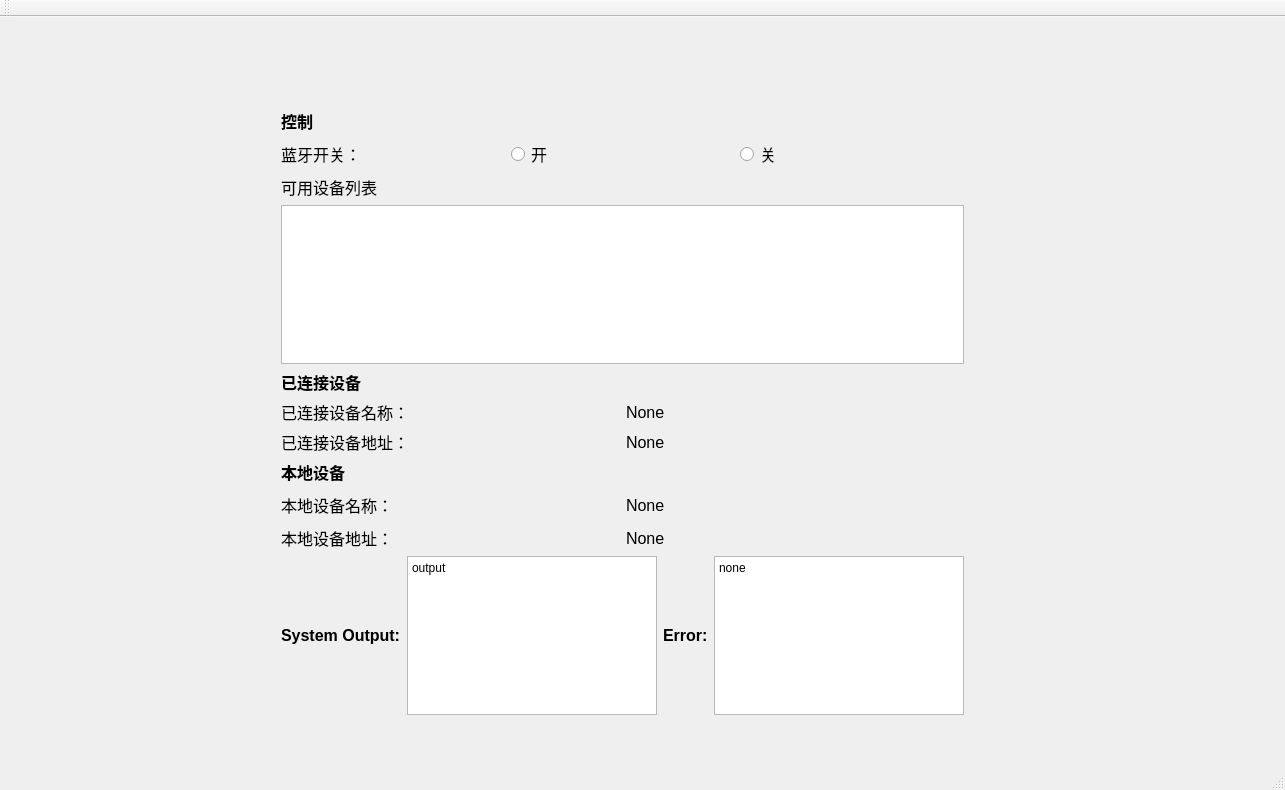
Above: BLUETOOTH/mainwindow.ui from Chamico/Bluetooth-for-HC05 before the change. Below: the same form after it.
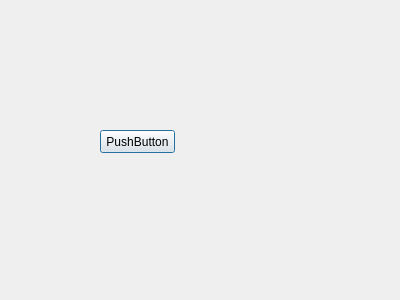
That is the form after the change.

Patch:
```diff
--- a/BLUETOOTH/mainwindow.ui
+++ b/BLUETOOTH/mainwindow.ui
@@ -1,361 +1,32 @@
 <?xml version="1.0" encoding="UTF-8"?>
 <ui version="4.0">
- <class>MainWindow</class>
- <widget class="QMainWindow" name="MainWindow">
+ <class>Dialog</class>
+ <widget class="QDialog" name="Dialog">
   <property name="geometry">
    <rect>
     <x>0</x>
     <y>0</y>
-    <width>1285</width>
-    <height>790</height>
+    <width>400</width>
+    <height>300</height>
    </rect>
   </property>
   <property name="windowTitle">
    <string>MainWindow</string>
   </property>
-  <widget class="QWidget" name="centralWidget">
-   <widget class="QWidget" name="">
-    <property name="geometry">
-     <rect>
-      <x>270</x>
-      <y>81</y>
-      <width>705</width>
-      <height>628</height>
-     </rect>
-    </property>
-    <layout class="QVBoxLayout" name="verticalLayout_8">
-     <item>
-      <layout class="QVBoxLayout" name="verticalLayout_7">
-       <item>
-        <layout class="QVBoxLayout" name="verticalLayout_4">
-         <item>
-          <widget class="QLabel" name="_label_contronl">
-           <property name="font">
-            <font>
-             <pointsize>12</pointsize>
-             <weight>75</weight>
-             <bold>true</bold>
-            </font>
-           </property>
-           <property name="text">
-            <string>控制</string>
-           </property>
-          </widget>
-         </item>
-         <item>
-          <layout class="QVBoxLayout" name="verticalLayout_3">
-           <item>
-            <layout class="QHBoxLayout" name="horizontalLayout_3">
-             <item>
-              <widget class="QLabel" name="_label_bluetooth_switch">
-               <property name="font">
-                <font>
-                 <pointsize>12</pointsize>
-                </font>
-               </property>
-               <property name="text">
-                <string>蓝牙开关：</string>
-               </property>
-              </widget>
-             </item>
-             <item>
-              <widget class="QRadioButton" name="radioButton_bluetooth_open">
-               <property name="font">
-                <font>
-                 <pointsize>12</pointsize>
-                </font>
-               </property>
-               <property name="text">
-                <string>开</string>
-               </property>
-              </widget>
-             </item>
-             <item>
-              <widget class="QRadioButton" name="radioButton_bluetooth_close">
-               <property name="font">
-                <font>
-                 <pointsize>12</pointsize>
-                </font>
-               </property>
-               <property name="text">
-                <string>关</string>
-               </property>
-              </widget>
-             </item>
-            </layout>
-           </item>
-           <item>
-            <layout class="QVBoxLayout" name="verticalLayout_2">
-             <item>
-              <widget class="QLabel" name="_label_contronl_2">
-               <property name="font">
-                <font>
-                 <pointsize>12</pointsize>
-                 <weight>50</weight>
-                 <bold>false</bold>
-                </font>
-               </property>
-               <property name="text">
-                <string>可用设备列表</string>
-               </property>
-              </widget>
-             </item>
-             <item>
-              <widget class="QListView" name="listView"/>
-             </item>
-            </layout>
-           </item>
-          </layout>
-         </item>
-        </layout>
-       </item>
-       <item>
-        <layout class="QVBoxLayout" name="verticalLayout_6">
-         <item>
-          <widget class="QLabel" name="_label_connected_device">
-           <property name="font">
-            <font>
-             <pointsize>12</pointsize>
-             <weight>75</weight>
-             <bold>true</bold>
-            </font>
-           </property>
-           <property name="text">
-            <string>已连接设备</string>
-           </property>
-          </widget>
-         </item>
-         <item>
-          <layout class="QVBoxLayout" name="verticalLayout_5">
-           <item>
-            <layout class="QHBoxLayout" name="horizontalLayout_4">
-             <item>
-              <widget class="QLabel" name="_label_connected_device_name">
-               <property name="font">
-                <font>
-                 <pointsize>12</pointsize>
-                </font>
-               </property>
-               <property name="text">
-                <string>已连接设备名称：</string>
-               </property>
-              </widget>
-             </item>
-             <item>
-              <widget class="QLabel" name="label_connected_device_name">
-               <property name="font">
-                <font>
-                 <pointsize>12</pointsize>
-                </font>
-               </property>
-               <property name="text">
-                <string>None</string>
-               </property>
-              </widget>
-             </item>
-            </layout>
-           </item>
-           <item>
-            <layout class="QHBoxLayout" name="horizontalLayout_5">
-             <item>
-              <widget class="QLabel" name="_label_connected_device_address">
-               <property name="font">
-                <font>
-                 <pointsize>12</pointsize>
-                </font>
-               </property>
-               <property name="text">
-                <string>已连接设备地址：</string>
-               </property>
-              </widget>
-             </item>
-             <item>
-              <widget class="QLabel" name="label_connected_device_address_2">
-               <property name="font">
-                <font>
-                 <pointsize>12</pointsize>
-                </font>
-               </property>
-               <property name="text">
-                <string>None</string>
-               </property>
-              </widget>
-             </item>
-            </layout>
-           </item>
-          </layout>
-         </item>
-        </layout>
-       </item>
-       <item>
-        <layout class="QVBoxLayout" name="verticalLayout">
-         <property name="spacing">
-          <number>9</number>
-         </property>
-         <item>
-          <widget class="QLabel" name="_label_local_deviece">
-           <property name="font">
-            <font>
-             <pointsize>12</pointsize>
-             <weight>75</weight>
-             <bold>true</bold>
-            </font>
-           </property>
-           <property name="text">
-            <string>本地设备</string>
-           </property>
-          </widget>
-         </item>
-         <item>
-          <layout class="QHBoxLayout" name="horizontalLayout">
-           <item>
-            <widget class="QLabel" name="_label_local_device_name">
-             <property name="font">
-              <font>
-               <pointsize>12</pointsize>
-              </font>
-             </property>
-             <property name="text">
-              <string>本地设备名称：</string>
-             </property>
-            </widget>
-           </item>
-           <item>
-            <widget class="QLabel" name="label_local_device_name">
-             <property name="font">
-              <font>
-               <pointsize>12</pointsize>
-              </font>
-             </property>
-             <property name="text">
-              <string>None</string>
-             </property>
-            </widget>
-           </item>
-          </layout>
-         </item>
-         <item>
-          <layout class="QHBoxLayout" name="horizontalLayout_2">
-           <item>
-            <widget class="QLabel" name="_label_local_device_address">
-             <property name="font">
-              <font>
-               <pointsize>12</pointsize>
-              </font>
-             </property>
-             <property name="text">
-              <string>本地设备地址：</string>
-             </property>
-            </widget>
-           </item>
-           <item>
-            <widget class="QLabel" name="label_local_device_address">
-             <property name="font">
-              <font>
-               <pointsize>12</pointsize>
-              </font>
-             </property>
-             <property name="text">
-              <string>None</string>
-             </property>
-            </widget>
-           </item>
-          </layout>
-         </item>
-        </layout>
-       </item>
-      </layout>
-     </item>
-     <item>
-      <layout class="QHBoxLayout" name="horizontalLayout_8">
-       <item>
-        <layout class="QHBoxLayout" name="horizontalLayout_6">
-         <item>
-          <widget class="QLabel" name="_label_system_output">
-           <property name="font">
-            <font>
-             <pointsize>12</pointsize>
-             <weight>75</weight>
-             <bold>true</bold>
-            </font>
-           </property>
-           <property name="text">
-            <string>System Output:</string>
-           </property>
-          </widget>
-         </item>
-         <item>
-          <widget class="QPlainTextEdit" name="pte_system_output">
-           <property name="readOnly">
-            <bool>true</bool>
-           </property>
-           <property name="plainText">
-            <string>output</string>
-           </property>
-           <property name="centerOnScroll">
-            <bool>true</bool>
-           </property>
-          </widget>
-         </item>
-        </layout>
-       </item>
-       <item>
-        <layout class="QHBoxLayout" name="horizontalLayout_7">
-         <item>
-          <widget class="QLabel" name="_label_system_error">
-           <property name="font">
-            <font>
-             <pointsize>12</pointsize>
-             <weight>75</weight>
-             <bold>true</bold>
-            </font>
-           </property>
-           <property name="text">
-            <string>Error:</string>
-           </property>
-          </widget>
-         </item>
-         <item>
-          <widget class="QPlainTextEdit" name="pte_system_error">
-           <property name="readOnly">
-            <bool>true</bool>
-           </property>
-           <property name="plainText">
-            <string>none</string>
-           </property>
-           <property name="centerOnScroll">
-            <bool>true</bool>
-           </property>
-          </widget>
-         </item>
-        </layout>
-       </item>
-      </layout>
-     </item>
-    </layout>
-   </widget>
-  </widget>
-  <widget class="QMenuBar" name="menuBar">
+  <widget class="QPushButton" name="pushButton">
    <property name="geometry">
     <rect>
-     <x>0</x>
-     <y>0</y>
-     <width>1285</width>
-     <height>22</height>
+     <x>100</x>
+     <y>130</y>
+     <width>75</width>
+     <height>23</height>
     </rect>
    </property>
+   <property name="text">
+    <string>PushButton</string>
+   </property>
   </widget>
-  <widget class="QToolBar" name="mainToolBar">
-   <attribute name="toolBarArea">
-    <enum>TopToolBarArea</enum>
-   </attribute>
-   <attribute name="toolBarBreak">
-    <bool>false</bool>
-   </attribute>
-  </widget>
-  <widget class="QStatusBar" name="statusBar"/>
  </widget>
- <layoutdefault spacing="6" margin="11"/>
  <resources/>
  <connections/>
 </ui>
```
Left out of the diff: 2 changed lines with no effect on the pictures.
